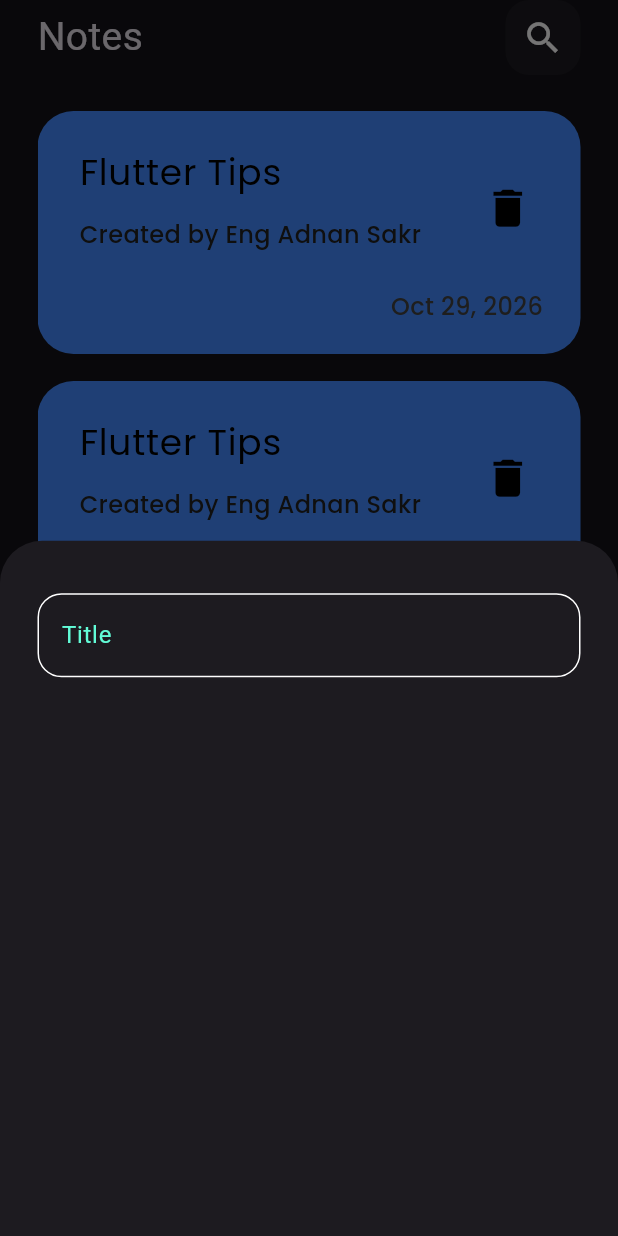
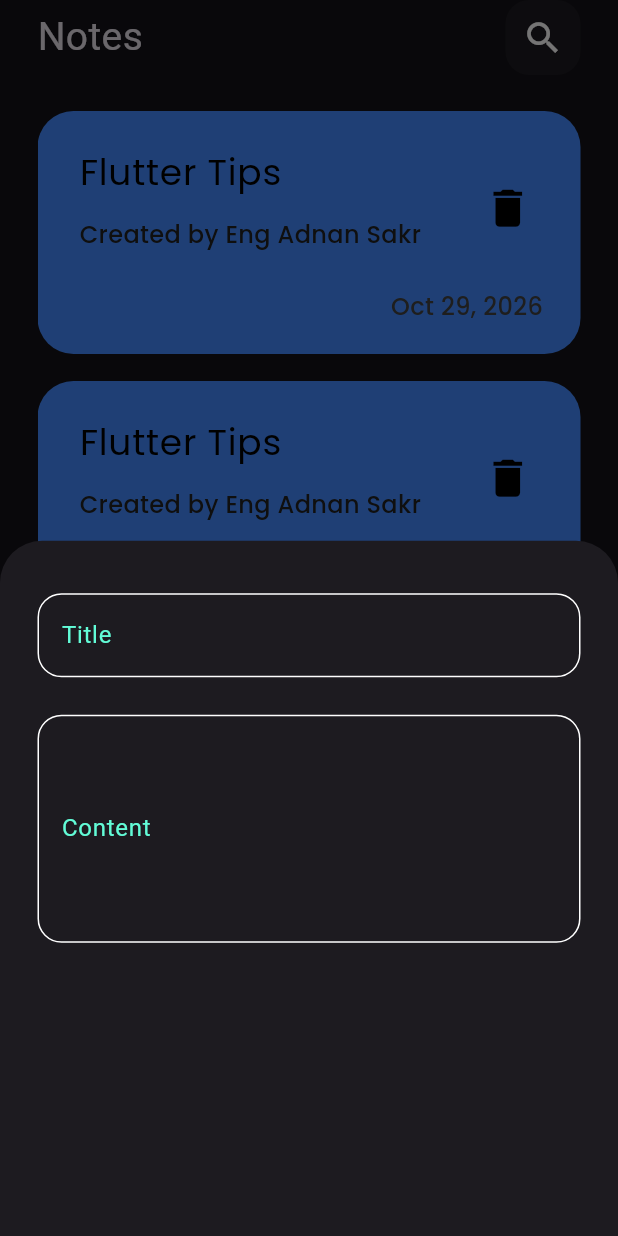
Before and after one commit to adnansakr593-beep/Notes-App, a Flutter app: the screen it shows after launch, after a tap on the "add" icon, on a phone screen of 412 x 824 dp. Run offline on Flutter 3.47's test engine with Material 3 defaults, Android fonts, the phone set to English and light mode, and no system bars; our stand-ins replace google_fonts.

```diff
--- a/lib/pages/home_page.dart
+++ b/lib/pages/home_page.dart
@@ -1,4 +1,5 @@
 import 'package:flutter/material.dart';
+import 'package:notes_app/helper/const.dart';
 import 'package:notes_app/widgets/custom_view.dart';
 import 'package:notes_app/widgets/show_model_cheat.dart';
 
@@ -9,6 +10,7 @@ class HomePage extends StatelessWidget {
   Widget build(BuildContext context) {
     return Scaffold(
       floatingActionButton: FloatingActionButton(
+        backgroundColor: primarycolor,
         onPressed: ()
         {
 
@@ -23,7 +25,7 @@ class HomePage extends StatelessWidget {
 
           );
         },
-        child: Icon(Icons.add),
+        child: Icon(Icons.add,color: Colors.black,),
       ),
       body: CustomView(),
     );
--- a/lib/widgets/custom_text_field.dart
+++ b/lib/widgets/custom_text_field.dart
@@ -2,16 +2,27 @@ import 'package:flutter/material.dart';
 import 'package:notes_app/helper/const.dart';
 
 class CustomTextField extends StatelessWidget {
-  const CustomTextField({super.key});
+  const CustomTextField
+  (
+    {
+      super.key,
+      required this.label,
+      this.maxlines = 1
+    }
+  );
+  final String label;
+  final int maxlines;
 
   @override
   Widget build(BuildContext context) {
     return TextField
     (
+      maxLines: maxlines,
       cursorColor: primarycolor,
       decoration: InputDecoration
       (
-        labelText: 'Title',
+
+        labelText: label,
         labelStyle: TextStyle(color: primarycolor),
         border: build_border(),
         enabledBorder: build_border(),
--- a/lib/widgets/show_model_cheat.dart
+++ b/lib/widgets/show_model_cheat.dart
@@ -13,7 +13,17 @@ class ShowModelCheat extends StatelessWidget {
 
           SizedBox(height: 35,),
 
-          CustomTextField(),
+          CustomTextField
+          (
+            label: 'Title',
+          ),
+          SizedBox(height: 25,),
+
+          CustomTextField
+          (
+            label: 'Content',
+            maxlines: 5,
+          ),
         ],
       ),
     );
```
